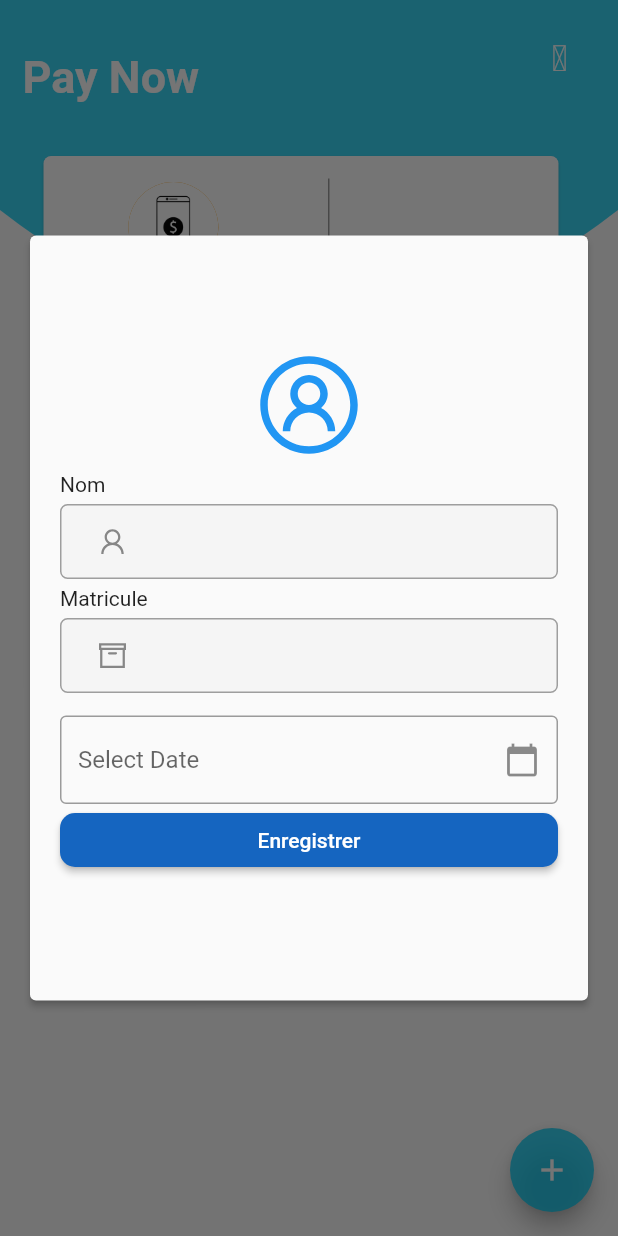
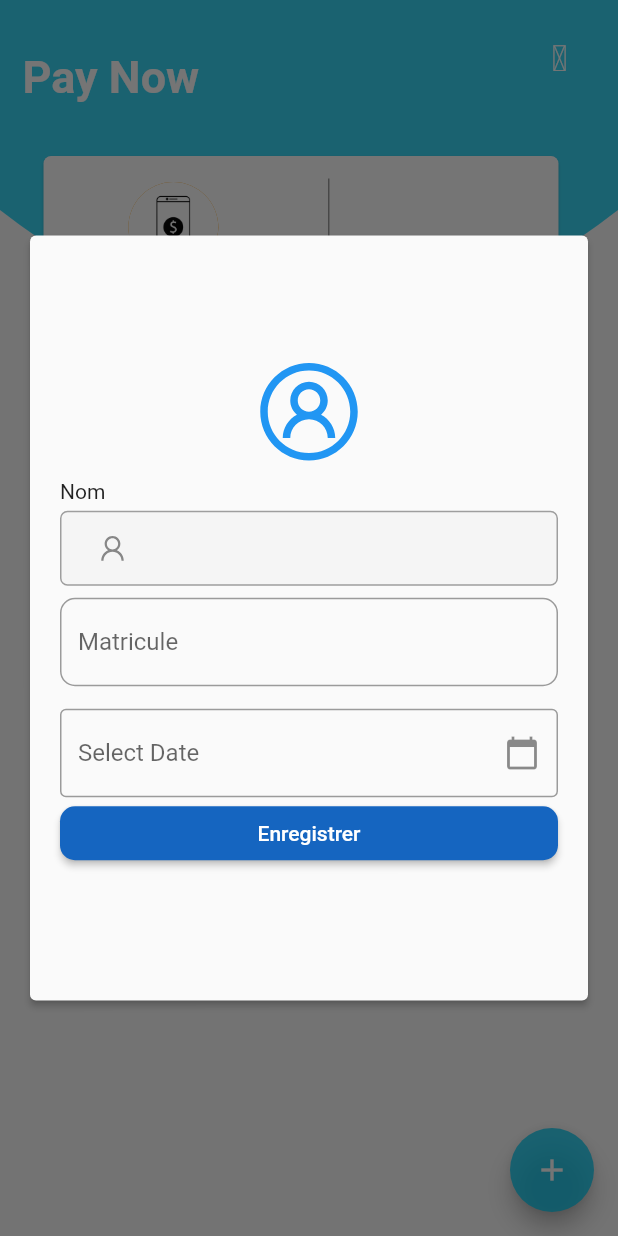
Before and after one commit to dylankavundama/payment_teacher, a Flutter app: the HomePage screen opened by its route, after a tap on the "add" icon, on a phone screen of 412 x 824 dp. Run offline on Flutter 3.47's test engine with Material 2 defaults, Android fonts, the phone set to English and light mode, and no system bars; our stand-ins replace fluttertoast, line_icons, open_file, shared_preferences; missing offline and left inert: syncfusion_flutter_pdf; accounts and stored records are empty; network calls fail.

Commit message:
zxcvbnm,mnbvcxz

```diff
--- a/lib/Homepage.dart
+++ b/lib/Homepage.dart
@@ -73,7 +73,7 @@ class _HomePageState extends State<HomePage> {
               children: [
                 Positioned(
                   child: ClipPath(
-                    clipper: CustomShapeDetail(),
+                 clipper: CustomShapeDetail(),
                     child: Container(
                       height: 300,
                       width: double.infinity,
@@ -149,17 +149,18 @@ class _HomePageState extends State<HomePage> {
                                 color: Colors.grey,
                               ),
                               IconButton(
-                                icon: Icon(
+                                icon: const Icon(
                                   Icons.arrow_circle_right_outlined,
                                   size: 33,
                                 ),
                                 onPressed: () {
                                   // Navigate back to the login screen
                                   Navigator.push(
-                                      context,
-                                      MaterialPageRoute(
-                                        builder: (context) => const MyLogin(),
-                                      ));
+                                    context,
+                                    MaterialPageRoute(
+                                      builder: (context) => const MyLogin(),
+                                    ),
+                                  );
                                 },
                               ),
                             ],
@@ -199,9 +200,9 @@ class _HomePageState extends State<HomePage> {
                                       const PopupMenuItem<String>(
                                           child: Text('Salaire'),
                                           value: 'List_Salaire'),
-                                      const PopupMenuItem<String>(
-                                          child: Text('Rapport'),
-                                          value: 'Rapport'),
+                                      // const PopupMenuItem<String>(
+                                      //     child: Text('Rapport'),
+                                      //     value: 'Rapport'),
                                       const PopupMenuItem<String>(
                                           child: Text('Membre du groupe'),
                                           value: 'ListGroupe'),
--- a/lib/MyLogin.dart
+++ b/lib/MyLogin.dart
@@ -106,7 +106,7 @@ class _MyLoginState extends State<MyLogin> {
                                             .showSnackBar(
                                           const SnackBar(
                                             content: Text(
-                                                'Login failed. Check your credentials.'),
+                                                'erreur'),
                                           ),
                                         );
                                       }
--- a/lib/enseignant/Ajouter.dart
+++ b/lib/enseignant/Ajouter.dart
@@ -41,7 +41,8 @@ class _AddEnseignantState extends State<AddEnseignant> {
 
   Future<void> savadatas(Enseignant enseignant) async {
     try {
-      var url = "https://royalrisingplus.com/payment_teacher/add-enseignant.php";
+      var url =
+          "https://royalrisingplus.com/payment_teacher/add-enseignant.php";
       Uri ulr = Uri.parse(url);
 
       await http.post(ulr, body: {
@@ -78,11 +79,19 @@ class _AddEnseignantState extends State<AddEnseignant> {
                   icon: LineIcons.user,
                   isName: true,
                 ),
-                textField(
-                    textHint: "Matricule",
-                    controller: matricule,
-                    icon: LineIcons.archive,
-                    isNumber: true),
+
+                const Padding(
+                  padding: EdgeInsets.only(top: 8),
+                ),
+                TextFormField(
+                  controller: matricule,
+                  keyboardType: TextInputType.text,
+                  decoration: InputDecoration(
+                      border: OutlineInputBorder(
+                          borderRadius: BorderRadius.circular(10)),
+                      hintText: 'Matricule'),
+                ),
+
                 const SizedBox(
                   height: 15,
                 ),
@@ -96,6 +105,7 @@ class _AddEnseignantState extends State<AddEnseignant> {
                     border: OutlineInputBorder(),
                   ),
                 ),
+
                 MaterialButton(
                   minWidth: double.maxFinite,
                   shape: RoundedRectangleBorder(
--- a/lib/groupeTP.dart
+++ b/lib/groupeTP.dart
@@ -46,7 +46,7 @@ class _ListGroupeState extends State<ListGroupe> {
   }) {
     return ListTile(
         title: Text('${nom}'),
-        subtitle: Text(''),
+        subtitle: const Text(''),
         trailing: Text('${sexe}'),
         leading: const Icon(
           size: 50,
--- a/lib/loading.dart
+++ b/lib/loading.dart
@@ -26,7 +26,7 @@ class _LoadingPageState extends State<LoadingPage> {
   void NextPage() {
     Navigator.pushAndRemoveUntil(
       context,
-      CupertinoPageRoute(builder: (context) => MyLogin()),
+      CupertinoPageRoute(builder: (context) => HomePage()),
       (Route<dynamic> route) => false,
     );
   }
--- a/lib/salaire/AjouterSalaire.dart
+++ b/lib/salaire/AjouterSalaire.dart
@@ -96,7 +96,7 @@ class _AddSalaireState extends State<AddSalaire> {
                 //   isName: true,
                 // ),
                 DropdownButton(
-                  hint: Text("ensi"),
+                  hint: Text("Selectionner"),
                   items: dataens.map((list) {
                     return DropdownMenuItem(
                       value: list["id"],
--- a/pubspec.yaml
+++ b/pubspec.yaml
@@ -49,6 +49,7 @@ dependencies:
   pdf:
   syncfusion_flutter_pdf:
   open_file:
+  loading_animation_widget: ^1.2.0+4
 
 dev_dependencies:
   flutter_test:
```
Also changed, not shown: lib/Rapport.dart (deleted, +0 -66 lines), lib/constant.dart (deleted, +0 -36 lines), lib/enseignant/ListEnseignant.dart (+2 -6 lines), lib/main.dart (+4 -14 lines), lib/salaire/ListSalaire.dart (+12 -11 lines), pubspec.lock, 1 other file.
